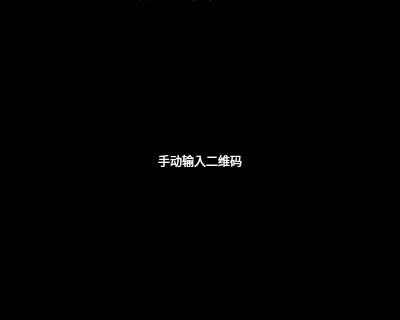
The window that pages/AssetPage.ui (wps139hf/app) describes before a commit, drawn with Qt 5; both pictures show x 0 to 400 and y 280 to 600 of the 400 by 600 pixel window.
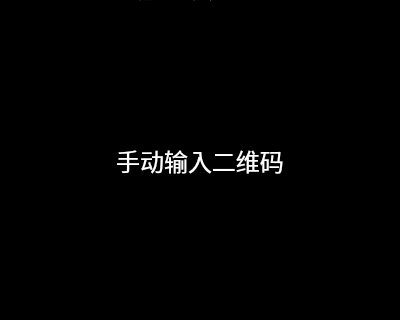
The same window after the commit. Custom widgets are drawn as their Qt base class.

Commit message: update asset scan page;

Diff of the .ui file:
```diff
--- a/pages/AssetPage.ui
+++ b/pages/AssetPage.ui
@@ -152,6 +152,18 @@
      </item>
      <item>
       <widget class="QPushButton" name="btnInputQc">
+       <property name="minimumSize">
+        <size>
+         <width>0</width>
+         <height>50</height>
+        </size>
+       </property>
+       <property name="font">
+        <font>
+         <family>宋体</family>
+         <pointsize>18</pointsize>
+        </font>
+       </property>
        <property name="styleSheet">
         <string notr="true">QPushButton{
     border: 0px;
```
